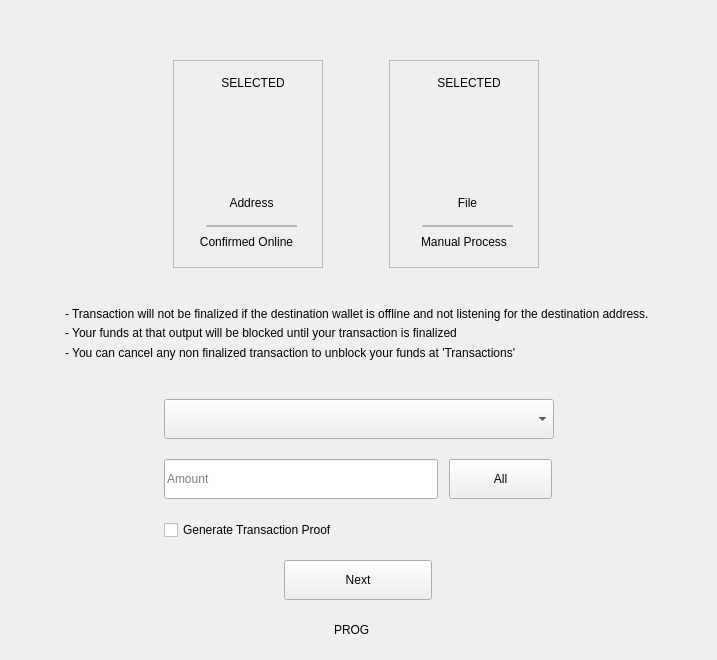
Before: the Qt Designer form windows_desktop/g_sendStarting.ui in 0xkobe/mwc-wallet, drawn with Qt 5.
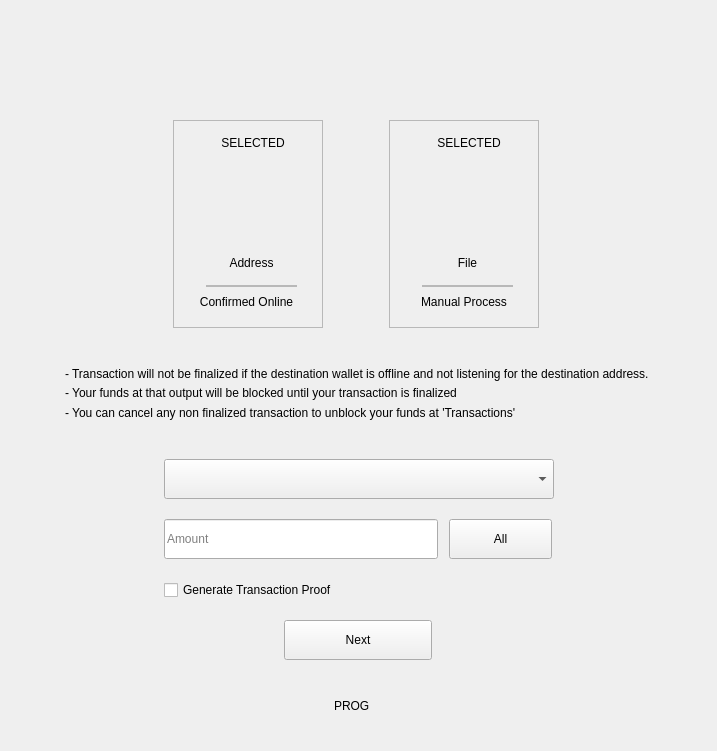
After: the same form once the commit is applied. Icons and pictures are not drawn. Custom widgets are drawn as their Qt base class.

```diff
--- a/windows_desktop/g_sendStarting.ui
+++ b/windows_desktop/g_sendStarting.ui
@@ -7,13 +7,13 @@
     <x>0</x>
     <y>0</y>
     <width>717</width>
-    <height>660</height>
+    <height>751</height>
    </rect>
   </property>
   <property name="windowTitle">
    <string>Form</string>
   </property>
-  <layout class="QVBoxLayout" name="verticalLayout_2">
+  <layout class="QVBoxLayout" name="verticalLayout_2" stretch="1,0,3">
    <property name="spacing">
     <number>0</number>
    </property>
@@ -21,7 +21,7 @@
     <number>12</number>
    </property>
    <property name="topMargin">
-    <number>1</number>
+    <number>90</number>
    </property>
    <property name="bottomMargin">
     <number>1</number>
@@ -589,6 +589,11 @@
   </layout>
  </widget>
  <customwidgets>
+  <customwidget>
+   <class>control::MwcLabelLarge</class>
+   <extends>QLabel</extends>
+   <header>control_desktop/MwcLabel.h</header>
+  </customwidget>
   <customwidget>
    <class>control::MwcPushButtonNormal</class>
    <extends>QPushButton</extends>
@@ -604,11 +609,6 @@
    <extends>QLabel</extends>
    <header>control_desktop/MwcLabel.h</header>
   </customwidget>
-  <customwidget>
-   <class>control::MwcLabelLarge</class>
-   <extends>QLabel</extends>
-   <header>control_desktop/MwcLabel.h</header>
-  </customwidget>
   <customwidget>
    <class>control::MwcLabelProgress</class>
    <extends>QLabel</extends>
```
